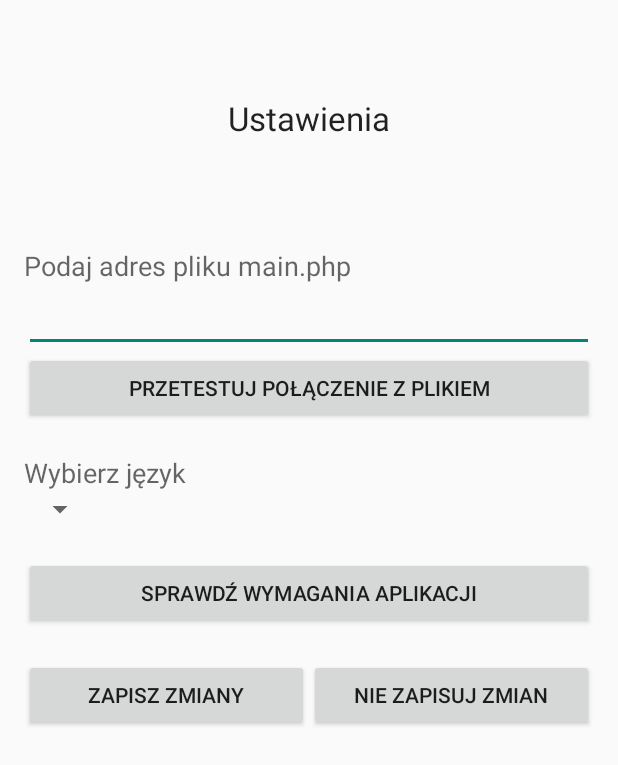
After one commit to pietrov8/FindMyCar, an Android app: the Settings screen opened directly, with no data from a screen before it, on a phone screen of 412 x 824 dp. The commit adds this screen. Shown: the top 765 px of the screen. Run offline under Robolectric (Android 15) with nearby library versions, the phone set to English and light mode, and no system bars.

Commit message:
Widok ustawień

```diff
--- a/FindMyCar/app/src/main/AndroidManifest.xml
+++ b/FindMyCar/app/src/main/AndroidManifest.xml
@@ -24,7 +24,10 @@
         android:icon="@mipmap/ic_launcher"
         android:label="@string/app_name"
         android:theme="@style/AppTheme">
-        <meta-data android:name="com.google.android.geo.API_KEY" android:value="AIzaSyBWcyJbFNBB08bM0NQS1UwHEb371rtYsPY"/>
+        <meta-data
+            android:name="com.google.android.geo.API_KEY"
+            android:value="AIzaSyBWcyJbFNBB08bM0NQS1UwHEb371rtYsPY" />
+
         <activity
             android:name=".Home_Screen"
             android:label="@string/app_name">
@@ -52,7 +55,8 @@
         <activity android:name=".AddActivity" />
         <activity android:name=".EditActivity" />
         <activity android:name=".ListActivity" />
-        <activity android:name=".MarkerInfo"></activity>
+        <activity android:name=".MarkerInfo" />
+        <activity android:name=".Settings"></activity>
     </application>
 
 </manifest>
--- a/FindMyCar/app/src/main/java/com/example/piotr/findmycar/CameraViewActivity.java
+++ b/FindMyCar/app/src/main/java/com/example/piotr/findmycar/CameraViewActivity.java
@@ -27,6 +27,7 @@ import org.json.JSONException;
 import org.json.JSONObject;
 
 import java.io.IOException;
+import java.text.DecimalFormat;
 import java.util.ArrayList;
 import java.util.List;
 
@@ -51,6 +52,7 @@ public class CameraViewActivity extends Activity implements
 
 	TextView descriptionTextView;
 	TextView descriptionTextView2;
+	TextView cameraDistance;
 	ImageView pointerIcon;
 	ImageView arrowLeftIcon;
 	ImageView arrowRightIcon;
@@ -96,7 +98,7 @@ public class CameraViewActivity extends Activity implements
 						String coordinates_title = String.valueOf(R.string.marker_coordinates);
 						String description_title = String.valueOf(R.string.marker_description);
 						if (name_task.equals(name_item)) {
-							descriptionTextView.setText(name_item + " " + latitude +", "+ longituide + "\n" + description);
+							descriptionTextView.setText(name_item + "\n" + description);
 							mPoi = new AugmentedPOI(
 									name_item,
 									description,
@@ -176,7 +178,7 @@ public class CameraViewActivity extends Activity implements
 		loc1.setLatitude(mMyLatitude);
 		loc1.setLongitude(mMyLongitude);
 
-		descriptionTextView2.setText("Twoja lokalizajca: " + mMyLatitude+","+mMyLongitude);
+		descriptionTextView2.setText("Twoja lokalizajca: " + mMyLatitude+", "+mMyLongitude);
 
 		Bundle bundle_list = getIntent().getExtras();
 		final double longitiude = Double.parseDouble(bundle_list.getString("long"));
@@ -185,6 +187,13 @@ public class CameraViewActivity extends Activity implements
 		Location loc2 = new Location("B");
 		loc2.setLatitude(latitiude);
 		loc2.setLongitude(longitiude);
+
+		float distanceInMeters = loc1.distanceTo(loc2);
+		DecimalFormat df = new DecimalFormat("#.#");
+		String dx = df.format(distanceInMeters);
+
+		cameraDistance.setText("Odległość do znacznika: " + dx + " m");
+
 
 		float bearing = loc1.bearingTo(loc2);
 		bearing = normalizeDegree(bearing);
@@ -260,6 +269,7 @@ public class CameraViewActivity extends Activity implements
 	private void setupLayout() {
 		descriptionTextView = (TextView) findViewById(R.id.cameraTextView);
 		descriptionTextView2 = (TextView) findViewById(R.id.cameraTextView2);
+		cameraDistance = (TextView) findViewById(R.id.cameraDistance);
 
 		getWindow().setFormat(PixelFormat.UNKNOWN);
 		SurfaceView surfaceView = (SurfaceView) findViewById(R.id.cameraview);
--- a/FindMyCar/app/src/main/java/com/example/piotr/findmycar/Home_Screen.java
+++ b/FindMyCar/app/src/main/java/com/example/piotr/findmycar/Home_Screen.java
@@ -106,7 +106,8 @@ public class Home_Screen extends ActionBarActivity {
 
         //noinspection SimplifiableIfStatement
         if (id == R.id.action_settings) {
-            return true;
+            Intent i = new Intent(getApplicationContext(), Settings.class);
+            startActivity(i);
         }
 
         return super.onOptionsItemSelected(item);
--- /dev/null
+++ b/FindMyCar/app/src/main/java/com/example/piotr/findmycar/Settings.java
@@ -0,0 +1,13 @@
+package com.example.piotr.findmycar;
+
+import android.app.Activity;
+import android.os.Bundle;
+
+public class Settings extends Activity {
+
+    @Override
+    protected void onCreate(Bundle savedInstanceState) {
+        super.onCreate(savedInstanceState);
+        setContentView(R.layout.activity_settings);
+    }
+}
--- a/FindMyCar/app/src/main/res/layout/activity_camera_view.xml
+++ b/FindMyCar/app/src/main/res/layout/activity_camera_view.xml
@@ -53,7 +53,7 @@
                 android:layout_width="fill_parent"
                 android:layout_height="fill_parent"
                 android:background="#FFFFFF"
-                android:text="Large Text" />
+                android:text="Dane znacznika" />
         </TableRow>
         <TableRow>
             <TextView
@@ -62,7 +62,16 @@
                 android:layout_height="match_parent"
                 android:layout_above="@+id/cameraTextView"
                 android:background="#FFFFFF"
-                android:text="Large Text" />
+                android:text="Moja lokalizacja" />
+        </TableRow>
+        <TableRow>
+            <TextView
+                android:id="@+id/cameraDistance"
+                android:layout_width="wrap_content"
+                android:layout_height="match_parent"
+                android:layout_above="@+id/cameraTextView"
+                android:background="#FFFFFF"
+                android:text="Distance" />
         </TableRow>
     </TableLayout>
 </RelativeLayout>
--- /dev/null
+++ b/FindMyCar/app/src/main/res/layout/activity_settings.xml
@@ -0,0 +1,131 @@
+<?xml version="1.0" encoding="utf-8"?>
+<ScrollView
+    android:layout_width="match_parent"
+    android:layout_height="match_parent"
+    xmlns:android="http://schemas.android.com/apk/res/android">
+    <RelativeLayout xmlns:android="http://schemas.android.com/apk/res/android"
+        xmlns:tools="http://schemas.android.com/tools"
+        android:layout_width="match_parent"
+        android:layout_height="match_parent"
+        android:paddingBottom="@dimen/activity_vertical_margin"
+        android:paddingLeft="@dimen/activity_horizontal_margin"
+        android:paddingRight="@dimen/activity_horizontal_margin"
+        android:paddingTop="@dimen/activity_vertical_margin"
+        tools:context="com.example.piotr.findmycar.Settings">
+
+        <TextView
+            android:layout_width="wrap_content"
+            android:layout_height="wrap_content"
+            android:textAppearance="?android:attr/textAppearanceLarge"
+            android:text="@string/action_settings"
+            android:id="@+id/textView"
+            android:layout_marginTop="48dp"
+            android:layout_alignParentTop="true"
+            android:layout_centerHorizontal="true" />
+
+        <TableLayout
+            android:layout_width="match_parent"
+            android:layout_height="match_parent"
+            android:layout_below="@+id/textView"
+            android:layout_alignParentLeft="true"
+            android:layout_alignParentStart="true"
+            android:layout_marginTop="71dp">
+
+            <TableRow
+                android:layout_width="match_parent"
+                android:layout_height="match_parent">
+
+                <TextView
+                    android:layout_width="0dp"
+                    android:layout_weight="2"
+                    android:layout_height="wrap_content"
+                    android:textAppearance="?android:attr/textAppearanceMedium"
+                    android:text="@string/address_ftp_file"/>
+                />
+            </TableRow>
+            <TableRow
+                android:layout_width="match_parent"
+                android:layout_height="match_parent">
+
+                <EditText
+                    android:layout_width="0dp"
+                    android:layout_weight="3"
+                    android:layout_height="wrap_content"
+                    android:id="@+id/adress_ftp_file" />
+                />
+            </TableRow>
+            <TableRow
+                android:layout_width="fill_parent"
+                android:layout_height="match_parent"
+                android:layout_marginBottom="20dp">
+
+                <Button
+                    style="?android:attr/buttonStyleSmall"
+                    android:layout_height="wrap_content"
+                    android:text="@string/test_connection_ftp"
+                    android:id="@+id/test_connection"
+                    android:layout_width="0dp"
+                    android:layout_weight="1"/>
+            </TableRow>
+            <TableRow
+                android:layout_width="match_parent"
+                android:layout_height="match_parent">
+
+                <TextView
+                    android:layout_width="0dp"
+                    android:layout_weight="2"
+                    android:layout_height="wrap_content"
+                    android:textAppearance="?android:attr/textAppearanceMedium"
+                    android:text="@string/language_select"/>
+                />
+            </TableRow>
+
+            <TableRow
+                android:layout_width="match_parent"
+                android:layout_height="match_parent"
+                android:layout_marginBottom="20dp">
+
+                <Spinner
+                    android:layout_width="wrap_content"
+                    android:layout_height="wrap_content"
+                    android:id="@+id/select_language"
+                    android:layout_column="1" />
+            </TableRow>
+
+            <TableRow
+                android:layout_width="fill_parent"
+                android:layout_height="match_parent"
+                android:layout_marginBottom="20dp">
+
+                <Button
+                    style="?android:attr/buttonStyleSmall"
+                    android:layout_height="wrap_content"
+                    android:text="@string/components_check"
+                    android:id="@+id/compontents_check"
+                    android:layout_width="0dp"
+                    android:layout_weight="1"/>
+            </TableRow>
+
+            <TableRow
+                android:layout_width="fill_parent"
+                android:layout_height="match_parent">
+
+                <Button
+                    style="?android:attr/buttonStyleSmall"
+                    android:layout_height="wrap_content"
+                    android:text="@string/save_changes"
+                    android:id="@+id/save_changes_settings"
+                    android:layout_width="0dp"
+                    android:layout_weight="1"/>
+                <Button
+                    style="?android:attr/buttonStyleSmall"
+                    android:layout_height="wrap_content"
+                    android:text="@string/nosave_changes"
+                    android:id="@+id/no_save_changes_settings"
+                    android:layout_width="0dp"
+                    android:layout_weight="1"/>
+            </TableRow>
+        </TableLayout>
+
+    </RelativeLayout>
+</ScrollView>
--- a/FindMyCar/app/src/main/res/values/strings.xml
+++ b/FindMyCar/app/src/main/res/values/strings.xml
@@ -2,7 +2,7 @@
     <string name="app_name">FindMyCar</string>
 
     <string name="hello_world">Hello world!</string>
-    <string name="action_settings">Settings</string>
+    <string name="action_settings">Ustawienia</string>
     <string name="title_activity_camera">Camera</string>
     <string name="title_activity_camera_view">CameraView</string>
     <string name="title_activity_camera_lunch">CameraLunch</string>
@@ -55,4 +55,11 @@
     <string name="no_internet_information_info_markers">Aby wyświetlić listę szczegóły znacznika aplikacja potrzebuje dostępu do internetu</string>
     <string name="no_internet_information_edit_markers">Aby zedytować znacznik aplikacja potrzebuje dostępu do internetu</string>
     <string name="ok">Ok</string>
+    <string name="address_ftp_file">Podaj adres pliku main.php</string>
+    <string name="language_select">Wybierz język</string>
+    <string name="test_connection">Przetestuj połączenie</string>
+    <string name="test_connection_ftp">Przetestuj połączenie z plikiem</string>
+    <string name="save_changes">Zapisz zmiany</string>
+    <string name="nosave_changes">Nie zapisuj zmian</string>
+    <string name="components_check">Sprawdź wymagania aplikacji</string>
 </resources>
```
